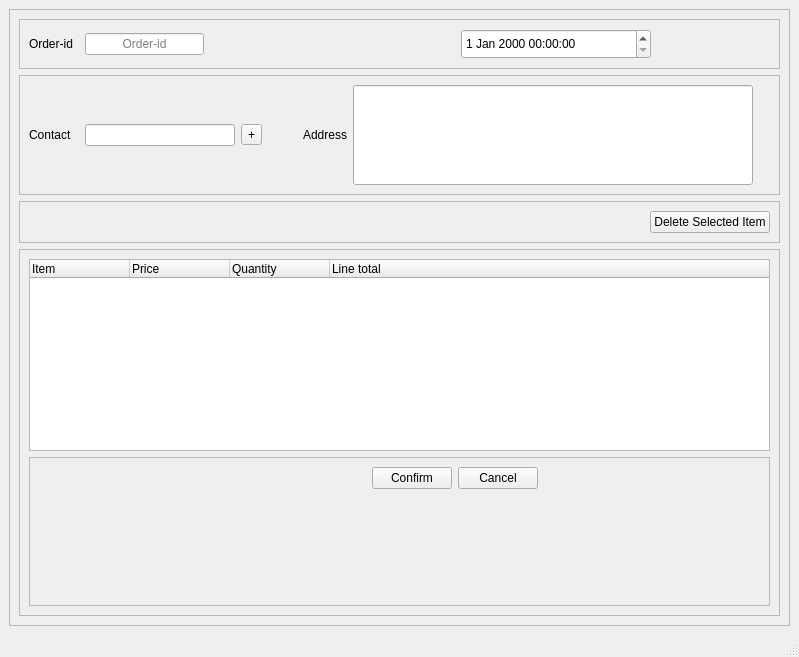
Above: UI FILES/billing.ui from mj2266/inventory_app before the change. Below: the same form after it.
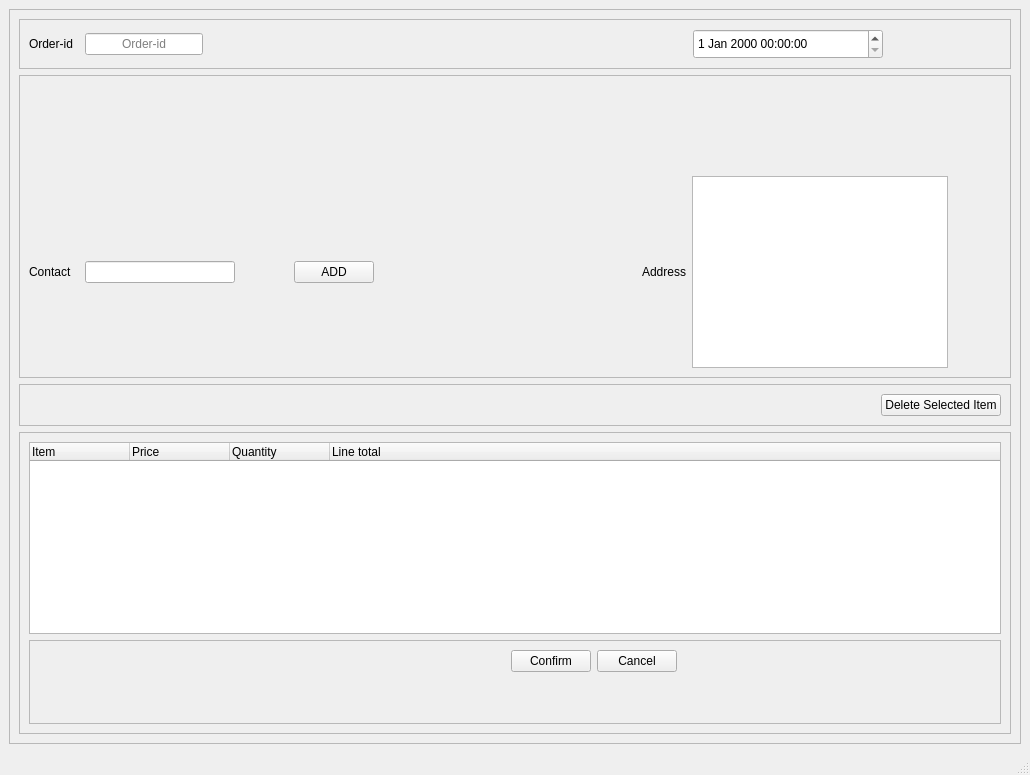
That is the form after the change.

The edit to the form file:
```diff
--- a/UI FILES/billing.ui
+++ b/UI FILES/billing.ui
@@ -6,8 +6,8 @@
    <rect>
     <x>0</x>
     <y>0</y>
-    <width>799</width>
-    <height>657</height>
+    <width>1030</width>
+    <height>775</height>
    </rect>
   </property>
   <property name="windowTitle">
@@ -65,66 +65,30 @@
           <enum>QFrame::Raised</enum>
          </property>
          <layout class="QGridLayout" name="gridLayout_2">
-          <item row="0" column="1">
-           <widget class="QLineEdit" name="lineEdit_2">
-            <property name="minimumSize">
-             <size>
-              <width>150</width>
-              <height>20</height>
-             </size>
-            </property>
-            <property name="maximumSize">
-             <size>
-              <width>400</width>
-              <height>16777215</height>
-             </size>
-            </property>
-           </widget>
-          </item>
-          <item row="0" column="5">
+          <item row="1" column="9">
            <widget class="QLabel" name="label_2">
             <property name="text">
              <string>Address</string>
             </property>
            </widget>
           </item>
-          <item row="0" column="0">
-           <widget class="QLabel" name="label">
+          <item row="1" column="1">
+           <widget class="QLineEdit" name="lineEdit_2">
             <property name="minimumSize">
              <size>
-              <width>50</width>
-              <height>0</height>
-             </size>
-            </property>
-            <property name="text">
-             <string>Contact</string>
-            </property>
-           </widget>
-          </item>
-          <item row="0" column="6">
-           <widget class="QLineEdit" name="lineEdit_3">
-            <property name="minimumSize">
-             <size>
-              <width>400</width>
-              <height>100</height>
+              <width>150</width>
+              <height>20</height>
              </size>
             </property>
             <property name="maximumSize">
              <size>
-              <width>16777215</width>
+              <width>400</width>
               <height>16777215</height>
              </size>
             </property>
            </widget>
           </item>
-          <item row="0" column="2">
-           <widget class="QToolButton" name="toolButton">
-            <property name="text">
-             <string>+</string>
-            </property>
-           </widget>
-          </item>
-          <item row="0" column="7">
+          <item row="1" column="11">
            <spacer name="horizontalSpacer_5">
             <property name="orientation">
              <enum>Qt::Horizontal</enum>
@@ -137,7 +101,7 @@
             </property>
            </spacer>
           </item>
-          <item row="0" column="3">
+          <item row="1" column="2">
            <spacer name="horizontalSpacer_8">
             <property name="orientation">
              <enum>Qt::Horizontal</enum>
@@ -150,7 +114,20 @@
             </property>
            </spacer>
           </item>
-          <item row="0" column="4">
+          <item row="1" column="0">
+           <widget class="QLabel" name="label">
+            <property name="minimumSize">
+             <size>
+              <width>50</width>
+              <height>0</height>
+             </size>
+            </property>
+            <property name="text">
+             <string>Contact</string>
+            </property>
+           </widget>
+          </item>
+          <item row="1" column="8">
            <spacer name="horizontalSpacer_11">
             <property name="orientation">
              <enum>Qt::Horizontal</enum>
@@ -163,6 +140,88 @@
             </property>
            </spacer>
           </item>
+          <item row="1" column="10">
+           <widget class="QTextEdit" name="display">
+            <property name="minimumSize">
+             <size>
+              <width>100</width>
+              <height>184</height>
+             </size>
+            </property>
+           </widget>
+          </item>
+          <item row="1" column="3">
+           <widget class="QPushButton" name="addContact">
+            <property name="text">
+             <string>ADD</string>
+            </property>
+           </widget>
+          </item>
+          <item row="1" column="7">
+           <spacer name="horizontalSpacer_13">
+            <property name="orientation">
+             <enum>Qt::Horizontal</enum>
+            </property>
+            <property name="sizeHint" stdset="0">
+             <size>
+              <width>40</width>
+              <height>20</height>
+             </size>
+            </property>
+           </spacer>
+          </item>
+          <item row="1" column="5">
+           <spacer name="horizontalSpacer_15">
+            <property name="orientation">
+             <enum>Qt::Horizontal</enum>
+            </property>
+            <property name="sizeHint" stdset="0">
+             <size>
+              <width>40</width>
+              <height>20</height>
+             </size>
+            </property>
+           </spacer>
+          </item>
+          <item row="1" column="6">
+           <spacer name="horizontalSpacer_14">
+            <property name="orientation">
+             <enum>Qt::Horizontal</enum>
+            </property>
+            <property name="sizeHint" stdset="0">
+             <size>
+              <width>40</width>
+              <height>20</height>
+             </size>
+            </property>
+           </spacer>
+          </item>
+          <item row="0" column="10">
+           <spacer name="verticalSpacer">
+            <property name="orientation">
+             <enum>Qt::Vertical</enum>
+            </property>
+            <property name="sizeHint" stdset="0">
+             <size>
+              <width>20</width>
+              <height>40</height>
+             </size>
+            </property>
+           </spacer>
+          </item>
+          <item row="1" column="4">
+           <spacer name="horizontalSpacer_16">
+            <property name="orientation">
+             <enum>Qt::Horizontal</enum>
+            </property>
+            <property name="sizeHint" stdset="0">
+             <size>
+              <width>40</width>
+              <height>20</height>
+             </size>
+            </property>
+           </spacer>
+          </item>
          </layout>
         </widget>
        </item>
@@ -175,6 +234,19 @@
           <enum>QFrame::Raised</enum>
          </property>
          <layout class="QGridLayout" name="gridLayout">
+          <item row="0" column="2">
+           <spacer name="horizontalSpacer_3">
+            <property name="orientation">
+             <enum>Qt::Horizontal</enum>
+            </property>
+            <property name="sizeHint" stdset="0">
+             <size>
+              <width>40</width>
+              <height>20</height>
+             </size>
+            </property>
+           </spacer>
+          </item>
           <item row="0" column="3">
            <widget class="QLabel" name="label_4">
             <property name="text">
@@ -182,48 +254,6 @@
             </property>
            </widget>
           </item>
-          <item row="0" column="0">
-           <widget class="QLabel" name="label_3">
-            <property name="minimumSize">
-             <size>
-              <width>50</width>
-              <height>0</height>
-             </size>
-            </property>
-            <property name="text">
-             <string>Order-id</string>
-            </property>
-           </widget>
-          </item>
-          <item row="0" column="2">
-           <spacer name="horizontalSpacer_3">
-            <property name="orientation">
-             <enum>Qt::Horizontal</enum>
-            </property>
-            <property name="sizeHint" stdset="0">
-             <size>
-              <width>40</width>
-              <height>20</height>
-             </size>
-            </property>
-           </spacer>
-          </item>
-          <item row="0" column="5">
-           <widget class="QDateTimeEdit" name="dateTimeEdit">
-            <property name="minimumSize">
-             <size>
-              <width>190</width>
-              <height>30</height>
-             </size>
-            </property>
-            <property name="maximumSize">
-             <size>
-              <width>16777215</width>
-              <height>16777215</height>
-             </size>
-            </property>
-           </widget>
-          </item>
           <item row="0" column="1">
            <widget class="QLineEdit" name="lineEdit">
             <property name="enabled">
@@ -243,18 +273,21 @@
             </property>
            </widget>
           </item>
-          <item row="0" column="6">
-           <spacer name="horizontalSpacer_6">
-            <property name="orientation">
-             <enum>Qt::Horizontal</enum>
+          <item row="0" column="7">
+           <widget class="QDateTimeEdit" name="dateTimeEdit">
+            <property name="minimumSize">
+             <size>
+              <width>190</width>
+              <height>30</height>
+             </size>
             </property>
-            <property name="sizeHint" stdset="0">
+            <property name="maximumSize">
              <size>
-              <width>40</width>
-              <height>20</height>
+              <width>16777215</width>
+              <height>16777215</height>
              </size>
             </property>
-           </spacer>
+           </widget>
           </item>
           <item row="0" column="4">
            <spacer name="horizontalSpacer_12">
@@ -269,6 +302,58 @@
             </property>
            </spacer>
           </item>
+          <item row="0" column="8">
+           <spacer name="horizontalSpacer_6">
+            <property name="orientation">
+             <enum>Qt::Horizontal</enum>
+            </property>
+            <property name="sizeHint" stdset="0">
+             <size>
+              <width>40</width>
+              <height>20</height>
+             </size>
+            </property>
+           </spacer>
+          </item>
+          <item row="0" column="0">
+           <widget class="QLabel" name="label_3">
+            <property name="minimumSize">
+             <size>
+              <width>50</width>
+              <height>0</height>
+             </size>
+            </property>
+            <property name="text">
+             <string>Order-id</string>
+            </property>
+           </widget>
+          </item>
+          <item row="0" column="5">
+           <spacer name="horizontalSpacer_17">
+            <property name="orientation">
+             <enum>Qt::Horizontal</enum>
+            </property>
+            <property name="sizeHint" stdset="0">
+             <size>
+              <width>40</width>
+              <height>20</height>
+             </size>
+            </property>
+           </spacer>
+          </item>
+          <item row="0" column="6">
+           <spacer name="horizontalSpacer_18">
+            <property name="orientation">
+             <enum>Qt::Horizontal</enum>
+            </property>
+            <property name="sizeHint" stdset="0">
+             <size>
+              <width>40</width>
+              <height>20</height>
+             </size>
+            </property>
+           </spacer>
+          </item>
          </layout>
         </widget>
        </item>
@@ -410,13 +495,9 @@
            </widget>
           </item>
          </layout>
-         <zorder>treeWidget</zorder>
-         <zorder>frame_5</zorder>
-         <zorder>frame_6</zorder>
         </widget>
        </item>
       </layout>
-      <zorder>treeWidget</zorder>
       <zorder>frame_3</zorder>
       <zorder>frame_2</zorder>
       <zorder>frame</zorder>
@@ -424,15 +505,13 @@
      </widget>
     </item>
    </layout>
-   <zorder>frame_4</zorder>
-   <zorder>pushButton</zorder>
   </widget>
   <widget class="QMenuBar" name="menubar">
    <property name="geometry">
     <rect>
      <x>0</x>
      <y>0</y>
-     <width>799</width>
+     <width>1030</width>
      <height>26</height>
     </rect>
    </property>
```
